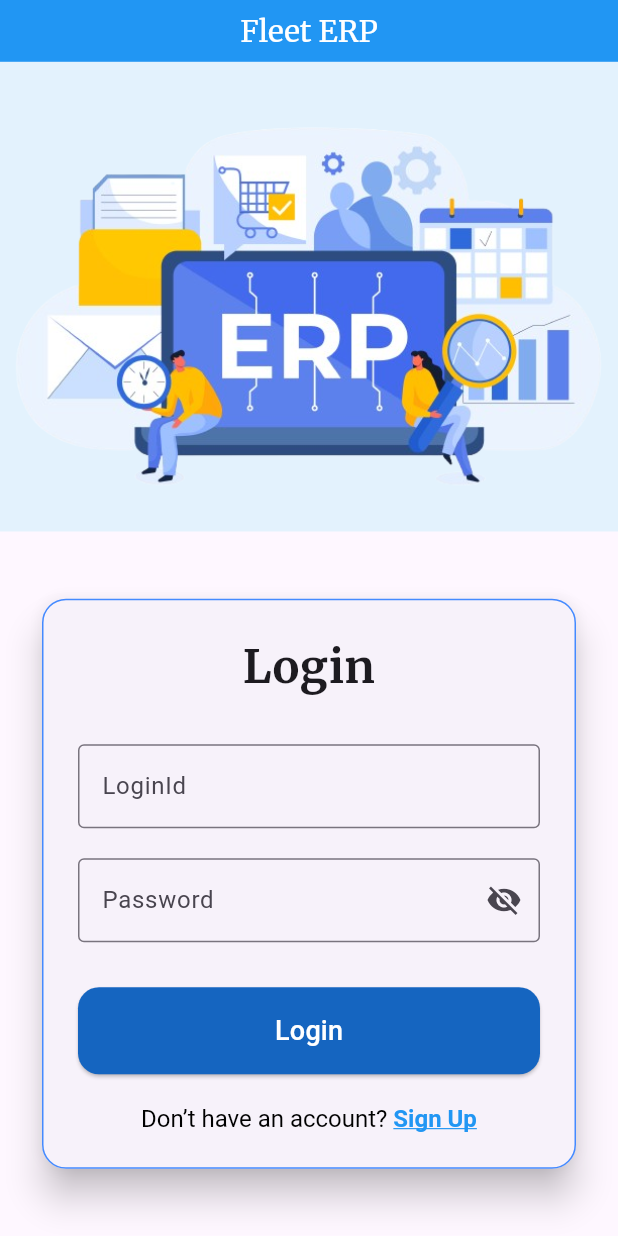
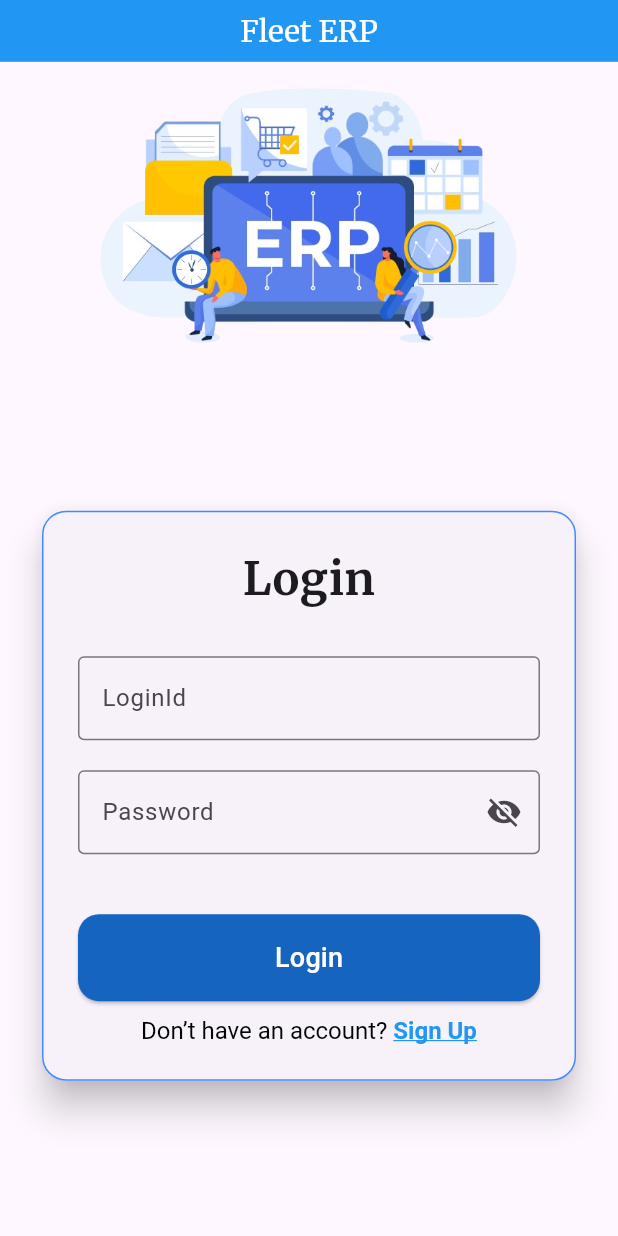
Before and after one commit to chetan3625/Manoveda, a Flutter app: the screen it shows after launch, on a phone screen of 412 x 824 dp. Run offline on Flutter 3.47's test engine with Material 3 defaults, Android fonts, the phone set to English and light mode, and no system bars; our stand-ins replace shared_preferences.

Commit message:
initial 2

```diff
--- a/lib/loginpage.dart
+++ b/lib/loginpage.dart
@@ -1,3 +1,7 @@
+import 'dart:io';
+import 'package:erptransportexpress/homepage.dart';
+import 'package:shared_preferences/shared_preferences.dart';
+import 'package:flutter/foundation.dart';
 import 'package:flutter/gestures.dart';
 import 'package:flutter/material.dart';
 
@@ -9,18 +13,37 @@ class LoginPage extends StatefulWidget {
 }
 
 class _LoginPageState extends State<LoginPage> {
+
+  Future<void> saveLogin() async {
+
+    final passkey=GlobalKey<FormState>();
+    bool isLoading=false;
+
+    final prefs = await SharedPreferences.getInstance();
+    String email=loginidcontroller.text.trim();
+    String pass=passwordcontroller.text.trim();
+
+    await prefs.setBool("isLoggedIn", true);
+    await prefs.setString("email", email);
+
+  }
+
+
+
+
   bool obsecure = true;
-  TextEditingController loginid = TextEditingController();
-  TextEditingController pass = TextEditingController();
+  TextEditingController loginidcontroller = TextEditingController();
+  TextEditingController passwordcontroller = TextEditingController();
 
   @override
   Widget build(BuildContext context) {
-    final screenWidth = MediaQuery.of(context).size.width; // 👈 screen size घेतो
-    final bool isMobile = screenWidth < 600; // threshold (mobile < 600px)
+    final screenWidth = MediaQuery.of(context).size.width;
+    final bool isMobile = !kIsWeb && (Platform.isAndroid || Platform.isIOS); // threshold
+
 
     return Scaffold(
       appBar: AppBar(
-        toolbarHeight: screenWidth*0.1,
+        toolbarHeight: isMobile?screenWidth*0.1:screenWidth*0.05,
         centerTitle: true,
         backgroundColor:Colors.blue ,
         title:Text("Fleet ERP",
@@ -38,13 +61,11 @@ class _LoginPageState extends State<LoginPage> {
         children: [
           // -------- Top (Image) --------
           Expanded(
-            flex: 2,
+            flex: 1,
             child: Container(
-
-                color: Colors.blue.shade50,
                 child: Center(
                 child: Image.asset(
-                  "assets/images/loginimage/7053246-removebg-preview.png",
+                  "assets/images/bg_login.png",
                   fit: BoxFit.contain,
                 ),
               ),
@@ -66,10 +87,11 @@ class _LoginPageState extends State<LoginPage> {
 
             flex: 1,
             child: Container(
+
               color: Colors.blue.shade50,
               child: Center(
                 child: Image.asset(
-                  "assets/images/loginimage/7053246-removebg-preview.png",
+                  "assets/images/loginimage/bg_login.png",
                   fit: BoxFit.contain,
                 ),
               ),
@@ -93,7 +115,7 @@ class _LoginPageState extends State<LoginPage> {
     );
   }
 
-  /// 🔑 Login Form Widget (common for both layouts)
+  ///  Login Form Widget (common for both layouts)
   Widget _buildLoginForm() {
     return Center(
       child: Padding(
@@ -124,7 +146,7 @@ class _LoginPageState extends State<LoginPage> {
 
                   // Username
                   TextField(
-                    controller: loginid,
+                    controller: loginidcontroller,
                     decoration: const InputDecoration(
                       labelText: "LoginId",
                       border: OutlineInputBorder(),
@@ -134,14 +156,14 @@ class _LoginPageState extends State<LoginPage> {
 
                   // Password
                   TextField(
-                    controller: pass,
+                    controller: passwordcontroller,
                     obscureText: obsecure,
                     decoration: InputDecoration(
                       labelText: "Password",
                       suffixIcon: InkWell(
                         onTap: () {
                           setState(() {
-                            obsecure = !obsecure; // ✅ toggle
+                            obsecure = !obsecure;
                           });
                         },
                         child: Icon(
@@ -154,7 +176,7 @@ class _LoginPageState extends State<LoginPage> {
                     ),
                   ),
 
-                  const SizedBox(height: 30),
+                  const SizedBox(height: 40),
 
                   // Login Button
                   SizedBox(
@@ -168,8 +190,9 @@ class _LoginPageState extends State<LoginPage> {
                         ),
                         padding: const EdgeInsets.symmetric(vertical: 16),
                       ),
-                      onPressed: () {
-                        // handle login here
+                      onPressed: () async{
+                        await saveLogin();
+                            Navigator.pushReplacement(context, MaterialPageRoute(builder: (context)=>Homepage()));
                       },
                       child: const Text(
                         "Login",
@@ -178,7 +201,7 @@ class _LoginPageState extends State<LoginPage> {
                     ),
                   ),
 
-                  const SizedBox(height: 20),
+                  const SizedBox(height: 10),
 
                   // RichText Example (Signup link)
                   RichText(
@@ -201,6 +224,7 @@ class _LoginPageState extends State<LoginPage> {
                               ScaffoldMessenger.of(context).showSnackBar(
                                 const SnackBar(
                                   content: Text("Sign Up Clicked!"),
+
                                 ),
                               );
                             },
--- a/lib/main.dart
+++ b/lib/main.dart
@@ -13,7 +13,7 @@ class ERP extends StatelessWidget {
   Widget build(BuildContext context) {
     return MaterialApp(
       debugShowCheckedModeBanner: false,
-      home: BlurBackGround(),
+      home:BlurBackGround(),
     );
   }
 }
--- a/pubspec.yaml
+++ b/pubspec.yaml
@@ -11,6 +11,7 @@ dependencies:
   flutter:
     sdk: flutter
   cupertino_icons: ^1.0.8
+  shared_preferences: ^2.5.3
 
 dev_dependencies:
   flutter_test:
@@ -21,8 +22,8 @@ flutter:
   uses-material-design: true
 
   assets:
-    - assets/images/loginimage/
-    - assets/images/splashscreenimg/
+    - assets/images/
+    - assets/images/
 
   fonts:
     - family: Merriweather
```
Also changed, not shown: lib/homepage.dart (added, +17 -0 lines), lib/splashscreen.dart (+18 -2 lines), assets/images/bg_login.png (renamed from assets/images/loginimage/7053246-removebg-preview.png), assets/images/ic_truck.png (renamed from assets/images/loginimage/hand-drawn-transport-truck.png), pubspec.lock, 3 other files.
